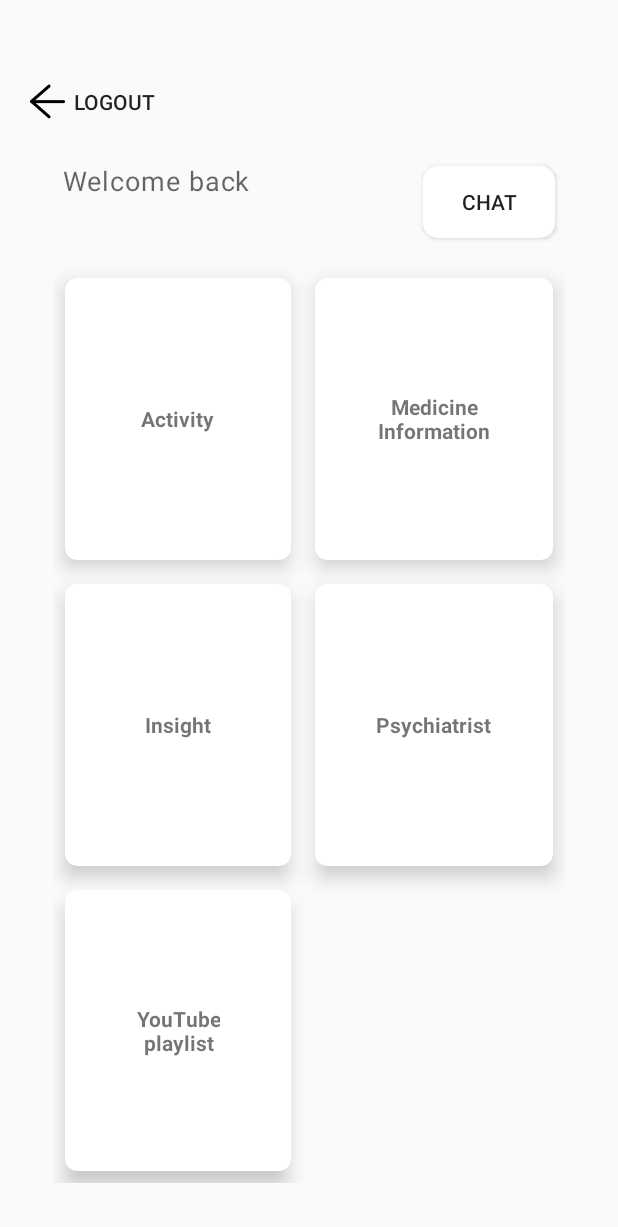
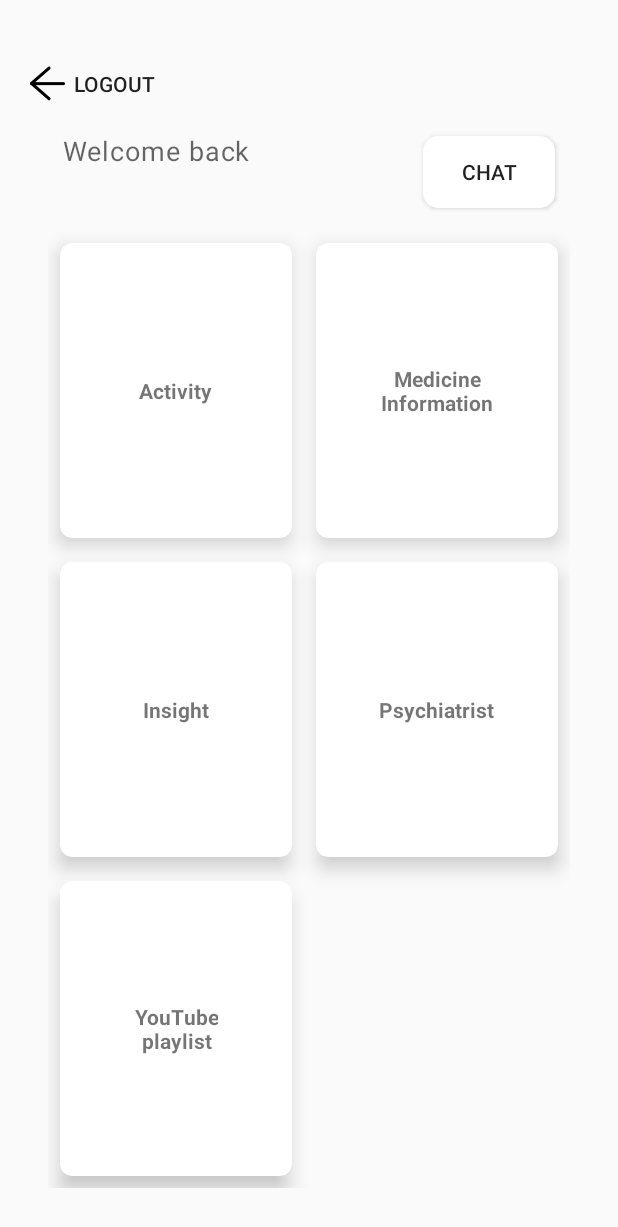
Before and after one commit to alicezxcv/DepressntApp, an Android app: the ProfileActivity2 screen opened directly, with no data from a screen before it, on a phone screen of 412 x 824 dp. Shown: the top 1227 px of the screen. Run offline under Robolectric (Android 15) with nearby library versions, the phone set to English and light mode, and no system bars; our stand-ins replace Firebase (no records; nobody signed in at launch, a user with empty details on screens opened directly); Roboto replaces fonts that are not available here.

Commit message:
update profile2
update profile2

```diff
--- a/app/src/main/res/layout/activity_profile2.xml
+++ b/app/src/main/res/layout/activity_profile2.xml
@@ -12,7 +12,7 @@
     <LinearLayout
         android:layout_width="match_parent"
         android:layout_height="wrap_content"
-        android:layout_marginTop="24dp"
+        android:layout_marginTop="12dp"
         android:layout_weight="0"
         android:orientation="horizontal">
 
@@ -39,7 +39,7 @@
         android:layout_width="match_parent"
         android:layout_height="wrap_content"
         android:orientation="horizontal"
-        android:layout_marginTop="16dp">
+        android:layout_marginTop="8dp">
 
         <LinearLayout
             android:layout_width="wrap_content"
@@ -82,7 +82,7 @@
     <GridLayout
         android:layout_width="match_parent"
         android:layout_height="match_parent"
-        android:layout_margin="15dp"
+        android:layout_margin="12dp"
         android:columnCount="2"
         android:rowCount="3">
 
```
